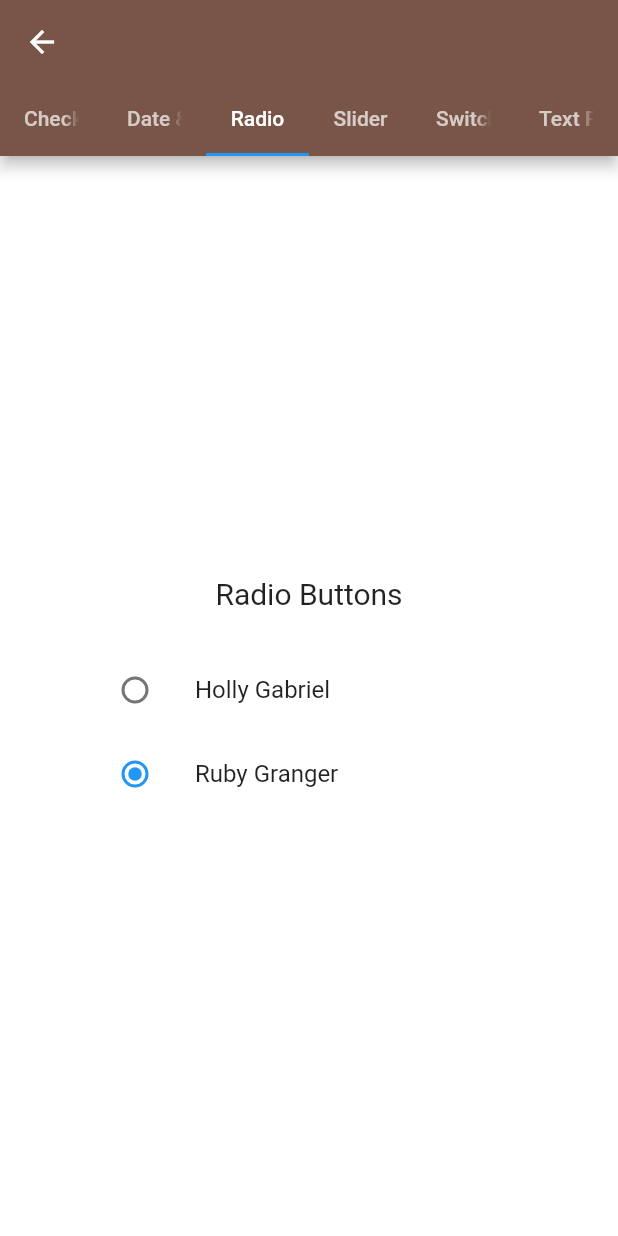
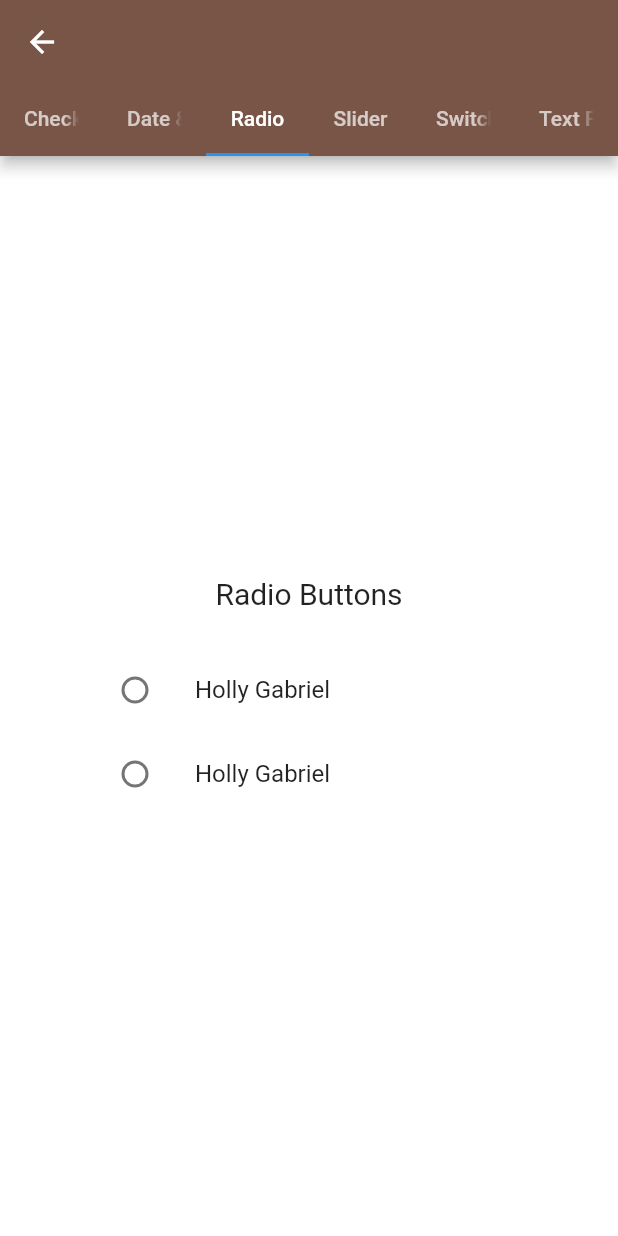
Before and after one commit to iqrafatimame/Mobile-App-Development-with-Flutter, a Flutter app: the TabsForSelection screen opened by its route, tab 3 chosen, on a phone screen of 412 x 824 dp. Run offline on Flutter 3.47's test engine with Material 2 defaults, Android fonts, the light colour scheme and no system bars; our stand-ins replace image_picker; missing offline and left inert: image_picker_for_web; network calls fail.

Commit message:
🎨 Improved code

```diff
--- /dev/null
+++ b/lib/Custom Widgets/RadioWidget.dart
@@ -0,0 +1,30 @@
+import 'package:flutter/material.dart';
+
+enum BestTutorSite { rubyGranger, hollyGabriel }
+
+class RadioWidget extends StatefulWidget {
+  @override
+  _RadioWidgetState createState() => _RadioWidgetState();
+}
+
+class _RadioWidgetState extends State<RadioWidget> {
+  BestTutorSite _site = BestTutorSite.rubyGranger;
+  @override
+  Widget build(BuildContext context) {
+    return Padding(
+      padding: const EdgeInsets.symmetric(horizontal: 50.0),
+      child: ListTile(
+        title: const Text('Holly Gabriel'),
+        leading: Radio(
+          value: BestTutorSite.hollyGabriel,
+          groupValue: _site,
+          onChanged: (BestTutorSite value) {
+            setState(() {
+              _site = value;
+            });
+          },
+        ),
+      ),
+    );
+  }
+}
--- a/lib/Screens/TabsForButtons.dart
+++ b/lib/Screens/TabsForButtons.dart
@@ -21,12 +21,6 @@ class _TabsForButtonsState extends State<TabsForButtons> {
     return DefaultTabController(
       length: tabs.length,
       child: Builder(builder: (BuildContext context) {
-        final TabController tabController = DefaultTabController.of(context);
-        tabController.addListener(() {
-          if (!tabController.indexIsChanging) {
-            return null;
-          }
-        });
         return Scaffold(
           appBar: AppBar(
             backgroundColor: Colors.brown,
@@ -109,7 +103,6 @@ class _TabsForButtonsState extends State<TabsForButtons> {
               ),
             ),
             Center(
-              // ignore: deprecated_member_use
               child: Column(
                 mainAxisAlignment: MainAxisAlignment.center,
                 children: [
--- a/lib/Screens/TabsForSelection.dart
+++ b/lib/Screens/TabsForSelection.dart
@@ -2,6 +2,7 @@
 import 'package:flutter/material.dart';
 import 'package:flutter_drawer/Custom%20Widgets/CheckBoxListWidget.dart';
 import 'package:flutter_drawer/Custom%20Widgets/DateAndTimePickerWidget.dart';
+import 'package:flutter_drawer/Custom%20Widgets/RadioWidget.dart';
 import 'package:flutter_drawer/Custom%20Widgets/SwitchWidget.dart';
 import 'package:flutter_drawer/Custom%20Widgets/TextFieldForForm.dart';
 
@@ -26,7 +27,7 @@ class TabsForSelection extends StatefulWidget {
 class _TabsForSelectionState extends State<TabsForSelection> {
 
   double _currentSliderValue = 20;
-   BestTutorSite _site = BestTutorSite.rubyGranger;
+  BestTutorSite _site = BestTutorSite.rubyGranger;
   @override
   Widget build(BuildContext context) {
     return DefaultTabController(
@@ -88,36 +89,8 @@ class _TabsForSelectionState extends State<TabsForSelection> {
                     style: TextStyle(fontSize: 20),
                   ),
                   SizedBox(height: 25,),
-                  Padding(
-                    padding: const EdgeInsets.symmetric(horizontal: 50.0),
-                    child: ListTile(
-                        title: const Text('Holly Gabriel'),
-                        leading: Radio(
-                          value: BestTutorSite.hollyGabriel,
-                          groupValue: _site,
-                          onChanged: (BestTutorSite value) {
-                            setState(() {
-                              _site = value;
-                            });
-                          },
-                        ),
-                      ),
-                  ),
-                  Padding(
-                     padding: const EdgeInsets.symmetric(horizontal: 50.0),
-                      child: ListTile(
-                        title: const Text('Ruby Granger '),
-                        leading: Radio(
-                          value: BestTutorSite.rubyGranger,
-                          groupValue: _site,
-                          onChanged: (BestTutorSite value) {
-                            setState(() {
-                              _site = value;
-                            });
-                          },
-                        ),
-                      ),
-                    ),
+                  RadioWidget(),
+                  RadioWidget(),
                 ],
               ),
             ),
```
Also changed, not shown: 1 other file.
